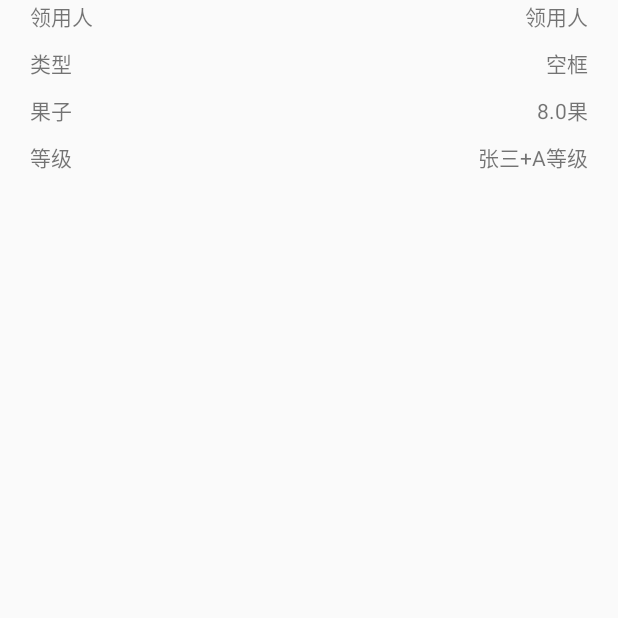
After one commit to yhmatg/H600Demo, an Android app: the EpcItemDetailActivity screen opened directly, with no data from a screen before it, on a phone screen of 412 x 824 dp, the top half of it. The commit adds this screen. Run offline under Robolectric (Android 15) with nearby library versions, the phone set to English and light mode, and no system bars; our stand-ins replace ButterKnife, RxJava; 2 statements that could not run were skipped.

Commit message:
add epcdetail activity

```diff
--- a/app/src/main/java/com/android/uhfdemo/njdemo/parambean/TagDetailParam.java
+++ b/app/src/main/java/com/android/uhfdemo/njdemo/parambean/TagDetailParam.java
@@ -1,8 +1,16 @@
 package com.android.uhfdemo.njdemo.parambean;
+
+import com.android.uhfdemo.njdemo.http.RetrofitClient;
+import com.android.uhfdemo.njdemo.http.WmsApi;
 
 public class TagDetailParam {
     private String flg;
     private String tagnumber;
+
+    public TagDetailParam(String flg, String tagnumber) {
+        this.flg = flg;
+        this.tagnumber = tagnumber;
+    }
 
     public String getFlg() {
         return flg;
--- /dev/null
+++ b/app/src/main/java/com/android/uhfdemo/njdemo/ui/EpcItemDetailActivity.java
@@ -0,0 +1,81 @@
+package com.android.uhfdemo.njdemo.ui;
+
+import android.content.Intent;
+import android.os.Bundle;
+import android.support.annotation.Nullable;
+import android.support.v7.app.AppCompatActivity;
+import android.widget.TextView;
+
+import com.android.uhfdemo.R;
+import com.android.uhfdemo.UhfApplication;
+import com.android.uhfdemo.njdemo.http.RetrofitClient;
+import com.android.uhfdemo.njdemo.http.WmsApi;
+import com.android.uhfdemo.njdemo.parambean.TagDetailParam;
+import com.android.uhfdemo.njdemo.responsebean.TagDetailBean;
+
+import butterknife.BindView;
+import butterknife.ButterKnife;
+import butterknife.Unbinder;
+import cn.com.example.rfid.driver.Driver;
+import io.reactivex.android.schedulers.AndroidSchedulers;
+import io.reactivex.observers.ResourceObserver;
+import io.reactivex.schedulers.Schedulers;
+
+public class EpcItemDetailActivity extends AppCompatActivity {
+    private Unbinder unBinder;
+    @BindView(R.id.request_name)
+    TextView mReqName;
+    @BindView(R.id.type_nme)
+    TextView mTypeName;
+    @BindView(R.id.fruit_name)
+    TextView mFruitName;
+    @BindView(R.id.level_name)
+    TextView mLevelName;
+
+    @Override
+    protected void onCreate(@Nullable Bundle savedInstanceState) {
+        super.onCreate(savedInstanceState);
+        setContentView(R.layout.activity_epcdetail_layout);
+        unBinder = ButterKnife.bind(this);
+        Intent intent = getIntent();
+        String epcode = intent.getStringExtra("epcode");
+        String typeode = intent.getStringExtra("typeode");
+        getTagDetail(new TagDetailParam(typeode,epcode));
+    }
+
+    @Override
+    protected void onDestroy() {
+        super.onDestroy();
+        if (unBinder != null && unBinder != Unbinder.EMPTY) {
+            unBinder.unbind();
+            unBinder = null;
+        }
+    }
+
+    public void getTagDetail(TagDetailParam detailParam){
+        RetrofitClient.getInstance().create(WmsApi.class).getTagDetail(detailParam)
+                .subscribeOn(Schedulers.io())
+                .observeOn(AndroidSchedulers.mainThread())
+                .subscribe(new ResourceObserver<TagDetailBean>() {
+                    @Override
+                    public void onNext(TagDetailBean tagDetailBean) {
+                        if("00000000".equals(tagDetailBean.getRtnCode())){
+                            mReqName.setText(tagDetailBean.getRecipients());
+                            mTypeName.setText(tagDetailBean.getPtype());
+                            mFruitName.setText(tagDetailBean.getPmode());
+                            mLevelName.setText(tagDetailBean.getPrule());
+                        }
+                    }
+
+                    @Override
+                    public void onError(Throwable e) {
+
+                    }
+
+                    @Override
+                    public void onComplete() {
+
+                    }
+                });
+    }
+}
--- /dev/null
+++ b/app/src/main/res/layout/activity_epcdetail_layout.xml
@@ -0,0 +1,78 @@
+<?xml version="1.0" encoding="utf-8"?>
+<RelativeLayout xmlns:android="http://schemas.android.com/apk/res/android"
+    android:layout_width="match_parent"
+    android:layout_height="match_parent">
+
+    <TextView
+        android:id="@+id/tv_request"
+        android:layout_width="wrap_content"
+        android:layout_height="wrap_content"
+        android:layout_marginStart="20dp"
+        android:text="领用人" />
+
+    <TextView
+        android:id="@+id/request_name"
+        android:layout_width="wrap_content"
+        android:layout_height="wrap_content"
+        android:layout_alignParentEnd="true"
+        android:layout_marginEnd="20dp"
+        android:text="领用人" />
+
+    <TextView
+        android:id="@+id/tv_type"
+        android:layout_width="wrap_content"
+        android:layout_height="wrap_content"
+        android:layout_below="@+id/tv_request"
+        android:layout_marginStart="20dp"
+        android:layout_marginTop="10dp"
+        android:text="类型" />
+
+    <TextView
+        android:id="@+id/type_nme"
+        android:layout_width="wrap_content"
+        android:layout_height="wrap_content"
+        android:layout_below="@+id/tv_request"
+        android:layout_alignParentEnd="true"
+        android:layout_marginTop="10dp"
+        android:layout_marginEnd="20dp"
+        android:text="空框" />
+
+    <TextView
+        android:id="@+id/tv_fruit"
+        android:layout_width="wrap_content"
+        android:layout_height="wrap_content"
+        android:layout_below="@+id/tv_type"
+        android:layout_marginStart="20dp"
+        android:layout_marginTop="10dp"
+        android:text="果子" />
+
+    <TextView
+        android:id="@+id/fruit_name"
+        android:layout_width="wrap_content"
+        android:layout_height="wrap_content"
+        android:layout_below="@+id/tv_type"
+        android:layout_alignParentEnd="true"
+        android:layout_marginTop="10dp"
+        android:layout_marginEnd="20dp"
+        android:text="8.0果" />
+
+    <TextView
+        android:id="@+id/tv_level"
+        android:layout_width="wrap_content"
+        android:layout_height="wrap_content"
+        android:layout_below="@+id/tv_fruit"
+        android:layout_marginStart="20dp"
+        android:layout_marginTop="10dp"
+        android:text="等级" />
+
+    <TextView
+        android:id="@+id/level_name"
+        android:layout_width="wrap_content"
+        android:layout_height="wrap_content"
+        android:layout_below="@+id/tv_fruit"
+        android:layout_alignParentEnd="true"
+        android:layout_marginTop="10dp"
+        android:layout_marginEnd="20dp"
+        android:text="张三+A等级" />
+
+</RelativeLayout>
--- a/app/src/main/res/layout/epc_item_layout.xml
+++ b/app/src/main/res/layout/epc_item_layout.xml
@@ -2,6 +2,7 @@
 <LinearLayout xmlns:android="http://schemas.android.com/apk/res/android"
     android:layout_width="fill_parent"
     android:layout_height="fill_parent"
+    android:id="@+id/epc_layout"
     android:orientation="horizontal">
 
     <CheckBox
--- a/app/src/main/res/layout/write_epc_item_layout.xml
+++ b/app/src/main/res/layout/write_epc_item_layout.xml
@@ -23,7 +23,8 @@
 
     <TextView
         android:id="@+id/write_status"
-        android:layout_width="65dp"
+        android:layout_width="0dp"
+        android:layout_weight="1"
         android:layout_height="wrap_content"
         android:gravity="center"
         android:text="写入状态"
```
Also changed, not shown: app/src/main/AndroidManifest.xml (+6 -2 lines), app/src/main/java/com/android/uhfdemo/njdemo/ui/EpcItemAdapter.java (+21 -0 lines), app/src/main/java/com/android/uhfdemo/njdemo/ui/HandleDataFragment.java (+6 -1 lines), app/src/main/res/layout/fragment_initdata_layout.xml (+34 -1 lines).
